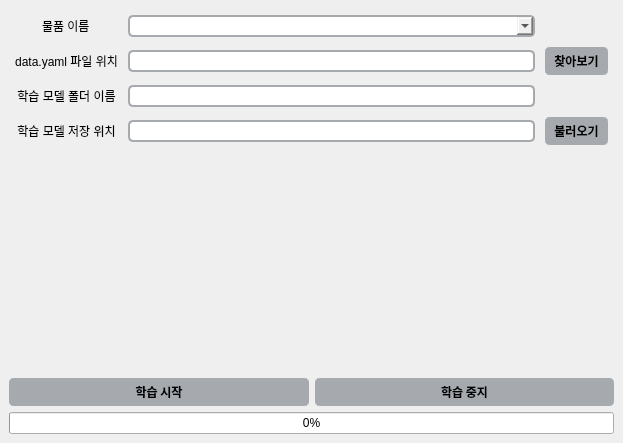
Meawcat/CheckMate, file gui/yolo_learn_window.ui: the form before one commit.
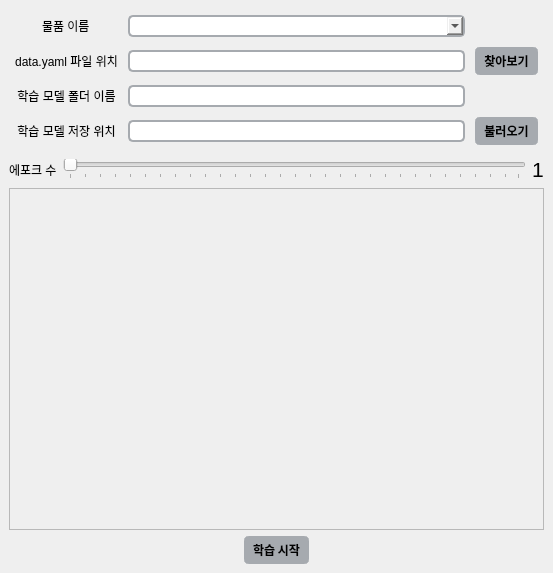
The form after the commit.

Commit message: train, detect...

```diff
--- a/gui/yolo_learn_window.ui
+++ b/gui/yolo_learn_window.ui
@@ -6,8 +6,8 @@
    <rect>
     <x>0</x>
     <y>0</y>
-    <width>623</width>
-    <height>443</height>
+    <width>553</width>
+    <height>573</height>
    </rect>
   </property>
   <property name="windowTitle">
@@ -20,8 +20,10 @@
 }</string>
   </property>
   <widget class="QWidget" name="centralwidget">
-   <layout class="QGridLayout" name="gridLayout_2">
-    <item row="0" column="0">
+   <layout class="QVBoxLayout" name="verticalLayout_2">
+    <item>
+     <layout class="QVBoxLayout" name="verticalLayout">
+      <item>
      <layout class="QGridLayout" name="gridLayout">
       <property name="leftMargin">
        <number>6</number>
@@ -185,22 +187,80 @@
       </item>
      </layout>
     </item>
-    <item row="1" column="0">
-     <spacer name="verticalSpacer">
+      <item>
+       <layout class="QHBoxLayout" name="horizontalLayout_2">
+        <item>
+         <widget class="QLabel" name="epoch_label">
+          <property name="text">
+           <string>에포크 수</string>
+          </property>
+         </widget>
+        </item>
+        <item>
+         <widget class="QSlider" name="horizontalSlider">
+          <property name="minimum">
+           <number>1</number>
+          </property>
+          <property name="maximum">
+           <number>300</number>
+          </property>
+          <property name="singleStep">
+           <number>10</number>
+          </property>
       <property name="orientation">
-       <enum>Qt::Vertical</enum>
-      </property>
-      <property name="sizeHint" stdset="0">
-       <size>
-        <width>20</width>
-        <height>298</height>
-       </size>
-      </property>
-     </spacer>
-    </item>
-    <item row="2" column="0">
+           <enum>Qt::Horizontal</enum>
+          </property>
+          <property name="tickPosition">
+           <enum>QSlider::TicksBelow</enum>
+          </property>
+          <property name="tickInterval">
+           <number>10</number>
+          </property>
+         </widget>
+        </item>
+        <item>
+         <widget class="QLabel" name="epoch_num">
+          <property name="font">
+           <font>
+            <pointsize>16</pointsize>
+           </font>
+          </property>
+          <property name="text">
+           <string>1</string>
+          </property>
+         </widget>
+        </item>
+       </layout>
+      </item>
+      <item>
+       <widget class="QScrollArea" name="scrollArea">
+        <property name="widgetResizable">
+         <bool>true</bool>
+        </property>
+        <widget class="QWidget" name="scrollAreaWidgetContents">
+         <property name="geometry">
+          <rect>
+           <x>0</x>
+           <y>0</y>
+           <width>527</width>
+           <height>314</height>
+          </rect>
+         </property>
+         <layout class="QVBoxLayout" name="verticalLayout_3">
+          <item>
+           <widget class="QLabel" name="process">
+            <property name="text">
+             <string/>
+            </property>
+           </widget>
+          </item>
+         </layout>
+        </widget>
+       </widget>
+      </item>
+      <item>
      <layout class="QHBoxLayout" name="horizontalLayout">
-      <item>
+        <item alignment="Qt::AlignHCenter">
        <widget class="QPushButton" name="train_start">
         <property name="font">
          <font>
@@ -225,39 +285,9 @@
         </property>
        </widget>
       </item>
-      <item>
-       <widget class="QPushButton" name="train_stop">
-        <property name="font">
-         <font>
-          <family>맑은 고딕</family>
-          <weight>75</weight>
-          <bold>true</bold>
-         </font>
-        </property>
-        <property name="styleSheet">
-         <string notr="true">QPushButton:hover {
-    color: #fff;
-}
-QPushButton {
-    border: 4px solid#a6aaaf;
-	border-radius: 5px;
-	padding: 1px 5px;
-	background-color: #a6aaaf;
-}</string>
-        </property>
-        <property name="text">
-         <string>학습 중지</string>
-        </property>
-       </widget>
-      </item>
-     </layout>
-    </item>
-    <item row="3" column="0">
-     <widget class="QProgressBar" name="progressBar">
-      <property name="value">
-       <number>0</number>
-      </property>
-     </widget>
+       </layout>
+      </item>
+     </layout>
     </item>
    </layout>
   </widget>
```
Lines whose indentation alone changed are shown as unchanged. The commit also changes 30 other files.
